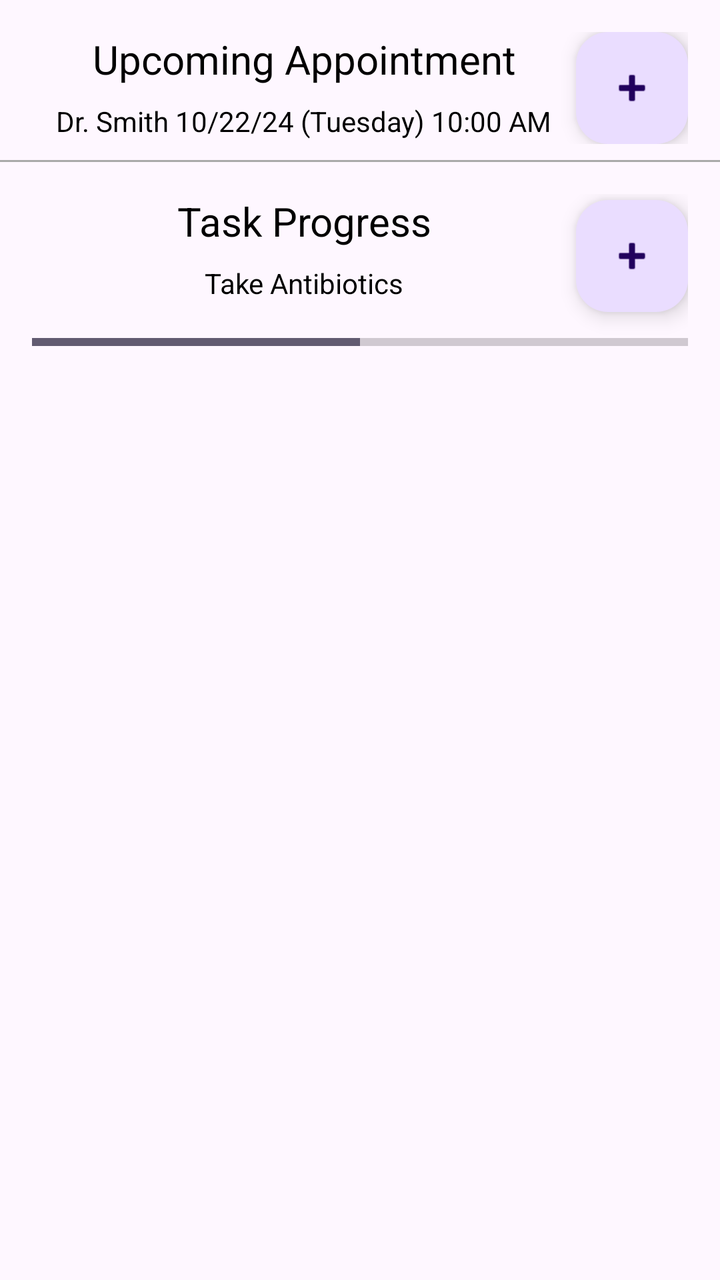
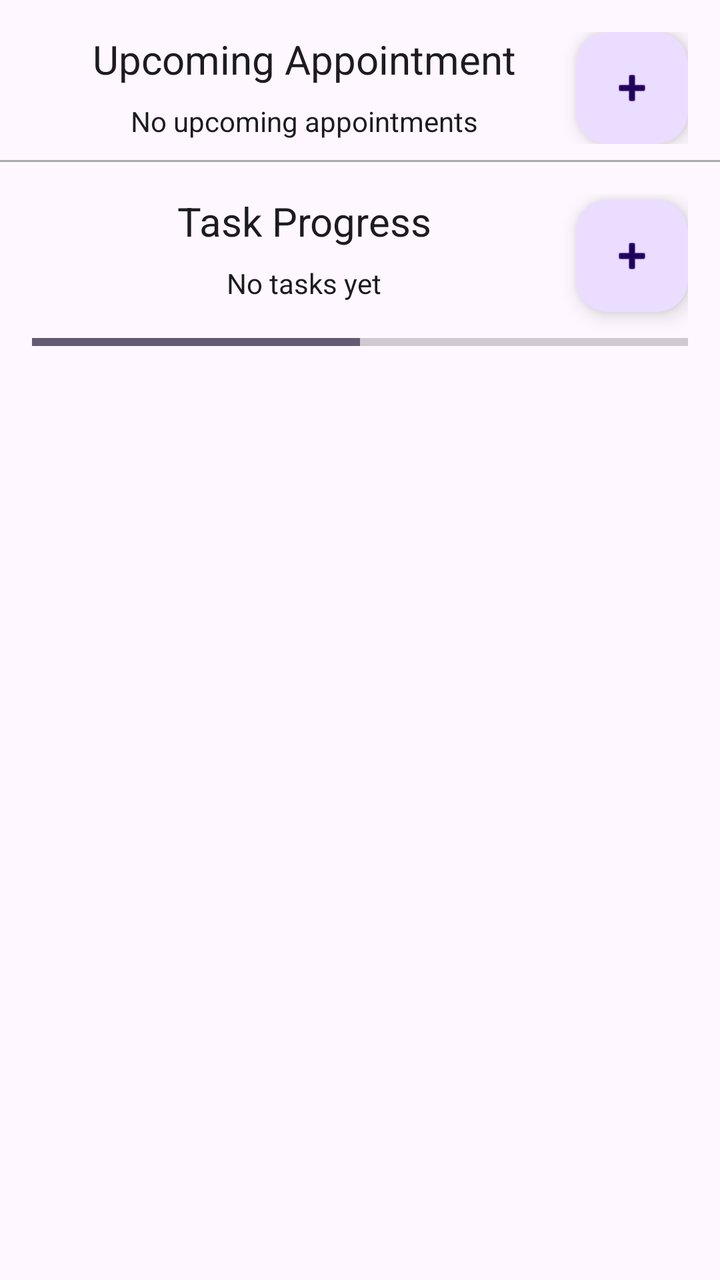

The first picture is an Android layout as it rendered before a commit; the second is the same layout after the commit. The layout source and the unified diff follow.
<!-- AndroidManifest.xml: application theme Theme.BridgeCare -->
<!-- res/layout/fragment_physician_overview.xml -->
<?xml version="1.0" encoding="utf-8"?>
<androidx.constraintlayout.widget.ConstraintLayout xmlns:android="http://schemas.android.com/apk/res/android"
    xmlns:tools="http://schemas.android.com/tools"
    xmlns:app="http://schemas.android.com/apk/res-auto"
    android:layout_width="match_parent"
    android:layout_height="match_parent"
    tools:context=".fragments.PhysicianOverviewFragment">

    <androidx.constraintlayout.widget.ConstraintLayout
        android:id="@+id/physicianUpcomingAppointmentBox"
        android:layout_width="match_parent"
        android:layout_height="wrap_content"
        android:padding="8dp"
        android:layout_margin="8dp"
        app:layout_constraintTop_toTopOf="parent"
        app:layout_constraintStart_toStartOf="parent"
        app:layout_constraintEnd_toEndOf="parent">

        <TextView
            android:id="@+id/physicianTvUpcomingAppointmentTitle"
            android:layout_width="wrap_content"
            android:layout_height="wrap_content"
            android:text="Upcoming Appointment"
            android:textColor="@android:color/black"
            android:textSize="20sp"
            app:layout_constraintEnd_toStartOf="@+id/physicianOVRappointmentFloatingActionButton"
            app:layout_constraintStart_toStartOf="parent"
            app:layout_constraintTop_toTopOf="parent" />

        <TextView
            android:id="@+id/physicianTvUpcomingAppointment"
            android:layout_width="wrap_content"
            android:layout_height="wrap_content"
            android:layout_marginTop="8dp"
            android:text="Dr. Smith 10/22/24 (Tuesday) 10:00 AM"
            android:textColor="@android:color/black"
            android:textSize="14sp"
            app:layout_constraintEnd_toStartOf="@+id/physicianOVRappointmentFloatingActionButton"
            app:layout_constraintStart_toStartOf="parent"
            app:layout_constraintTop_toBottomOf="@+id/physicianTvUpcomingAppointmentTitle" />

        <com.google.android.material.floatingactionbutton.FloatingActionButton
            android:id="@+id/physicianOVRappointmentFloatingActionButton"
            android:layout_width="wrap_content"
            android:layout_height="wrap_content"
            android:clickable="true"
            android:src="@android:drawable/ic_input_add"
            app:layout_constraintBottom_toBottomOf="parent"
            app:layout_constraintEnd_toEndOf="parent"
            app:layout_constraintTop_toTopOf="parent" />
    </androidx.constraintlayout.widget.ConstraintLayout>

    <View
        android:id="@+id/physicianDivider"
        android:layout_width="0dp"
        android:layout_height="1dp"
        android:background="@android:color/darker_gray"
        app:layout_constraintTop_toBottomOf="@id/physicianUpcomingAppointmentBox"
        app:layout_constraintStart_toStartOf="parent"
        app:layout_constraintEnd_toEndOf="parent" />

    <androidx.constraintlayout.widget.ConstraintLayout
        android:id="@+id/physicianTaskProgressBox"
        android:layout_width="match_parent"
        android:layout_height="wrap_content"
        android:layout_margin="8dp"
        android:padding="8dp"
        app:layout_constraintEnd_toEndOf="parent"
        app:layout_constraintStart_toStartOf="parent"
        app:layout_constraintTop_toBottomOf="@+id/physicianDivider">

        <TextView
            android:id="@+id/physicianTvTaskProgressTitle"
            android:layout_width="wrap_content"
            android:layout_height="wrap_content"
            android:text="Task Progress"
            android:textColor="@android:color/black"
            android:textSize="20sp"
            app:layout_constraintEnd_toStartOf="@+id/physicianOVRtaskFloatingActionButton"
            app:layout_constraintStart_toStartOf="parent"
            app:layout_constraintTop_toTopOf="parent" />

        <TextView
            android:id="@+id/physicianTvTaskName"
            android:layout_width="wrap_content"
            android:layout_height="wrap_content"
            android:layout_marginTop="8dp"
            android:text="Take Antibiotics"
            android:textColor="@android:color/black"
            android:textSize="14sp"
            app:layout_constraintEnd_toStartOf="@+id/physicianOVRtaskFloatingActionButton"
            app:layout_constraintStart_toStartOf="parent"
            app:layout_constraintTop_toBottomOf="@+id/physicianTvTaskProgressTitle" />

        <ProgressBar
            android:id="@+id/physicianTaskProgressBar"
            style="?android:attr/progressBarStyleHorizontal"
            android:layout_width="0dp"
            android:layout_height="wrap_content"
            android:layout_marginTop="8dp"
            android:max="100"
            android:maxHeight="24dip"
            android:minHeight="24dip"
            android:progress="50"
            app:layout_constraintEnd_toEndOf="parent"
            app:layout_constraintStart_toStartOf="parent"
            app:layout_constraintTop_toBottomOf="@+id/physicianTvTaskName" />

        <com.google.android.material.floatingactionbutton.FloatingActionButton
            android:id="@+id/physicianOVRtaskFloatingActionButton"
            android:layout_width="wrap_content"
            android:layout_height="wrap_content"
            android:clickable="true"
            android:src="@android:drawable/ic_input_add"
            app:layout_constraintBottom_toTopOf="@+id/physicianTaskProgressBar"
            app:layout_constraintEnd_toEndOf="parent"
            app:layout_constraintTop_toTopOf="parent" />
    </androidx.constraintlayout.widget.ConstraintLayout>

</androidx.constraintlayout.widget.ConstraintLayout>
<!-- resources referenced by this layout -->
<resources>
  <style name="Theme.BridgeCare" parent="Base.Theme.BridgeCare" />
  <style name="Base.Theme.BridgeCare" parent="Theme.Material3.DayNight.NoActionBar">
          
          
      </style>
</resources>

<!-- the commit's change to res/layout/fragment_physician_overview.xml (unified diff, before → after) -->
@@ -20,8 +20,8 @@
             android:id="@+id/physicianTvUpcomingAppointmentTitle"
             android:layout_width="wrap_content"
             android:layout_height="wrap_content"
-            android:text="Upcoming Appointment"
-            android:textColor="@android:color/black"
+            android:text="@string/upcoming_appointment"
+            android:textColor="?android:attr/textColorPrimary"
             android:textSize="20sp"
             app:layout_constraintEnd_toStartOf="@+id/physicianOVRappointmentFloatingActionButton"
             app:layout_constraintStart_toStartOf="parent"
@@ -32,8 +32,8 @@
             android:layout_width="wrap_content"
             android:layout_height="wrap_content"
             android:layout_marginTop="8dp"
-            android:text="Dr. Smith 10/22/24 (Tuesday) 10:00 AM"
-            android:textColor="@android:color/black"
+            android:text="@string/no_upcoming_appointment"
+            android:textColor="?android:attr/textColorPrimary"
             android:textSize="14sp"
             app:layout_constraintEnd_toStartOf="@+id/physicianOVRappointmentFloatingActionButton"
             app:layout_constraintStart_toStartOf="parent"
@@ -44,6 +44,7 @@
             android:layout_width="wrap_content"
             android:layout_height="wrap_content"
             android:clickable="true"
+            android:contentDescription="@string/cd_add_appointment"
             android:src="@android:drawable/ic_input_add"
             app:layout_constraintBottom_toBottomOf="parent"
             app:layout_constraintEnd_toEndOf="parent"
@@ -73,8 +74,8 @@
             android:id="@+id/physicianTvTaskProgressTitle"
             android:layout_width="wrap_content"
             android:layout_height="wrap_content"
-            android:text="Task Progress"
-            android:textColor="@android:color/black"
+            android:text="@string/task_progress"
+            android:textColor="?android:attr/textColorPrimary"
             android:textSize="20sp"
             app:layout_constraintEnd_toStartOf="@+id/physicianOVRtaskFloatingActionButton"
             app:layout_constraintStart_toStartOf="parent"
@@ -85,8 +86,8 @@
             android:layout_width="wrap_content"
             android:layout_height="wrap_content"
             android:layout_marginTop="8dp"
-            android:text="Take Antibiotics"
-            android:textColor="@android:color/black"
+            android:text="@string/no_tasks_yet"
+            android:textColor="?android:attr/textColorPrimary"
             android:textSize="14sp"
             app:layout_constraintEnd_toStartOf="@+id/physicianOVRtaskFloatingActionButton"
             app:layout_constraintStart_toStartOf="parent"
@@ -111,6 +112,7 @@
             android:layout_width="wrap_content"
             android:layout_height="wrap_content"
             android:clickable="true"
+            android:contentDescription="@string/cd_add_task"
             android:src="@android:drawable/ic_input_add"
             app:layout_constraintBottom_toTopOf="@+id/physicianTaskProgressBar"
             app:layout_constraintEnd_toEndOf="parent"
<!-- resource entries referenced after the edit -->
@@ -1,5 +1,11 @@
 <!-- resources referenced by this layout -->
 <resources>
+  <string name="cd_add_appointment">Add appointment</string>
+  <string name="cd_add_task">Add task</string>
+  <string name="no_tasks_yet">No tasks yet</string>
+  <string name="no_upcoming_appointment">No upcoming appointments</string>
+  <string name="task_progress">Task Progress</string>
+  <string name="upcoming_appointment">Upcoming Appointment</string>
   <style name="Theme.BridgeCare" parent="Base.Theme.BridgeCare" />
   <style name="Base.Theme.BridgeCare" parent="Theme.Material3.DayNight.NoActionBar">
           
